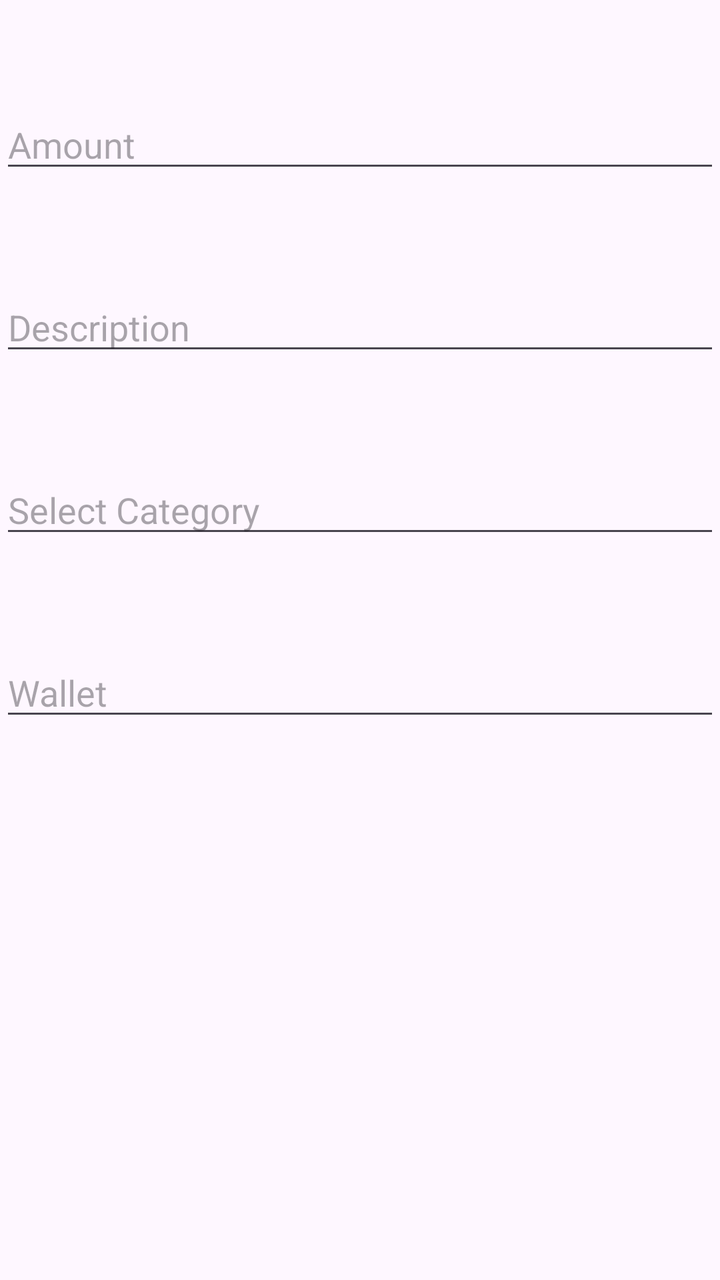
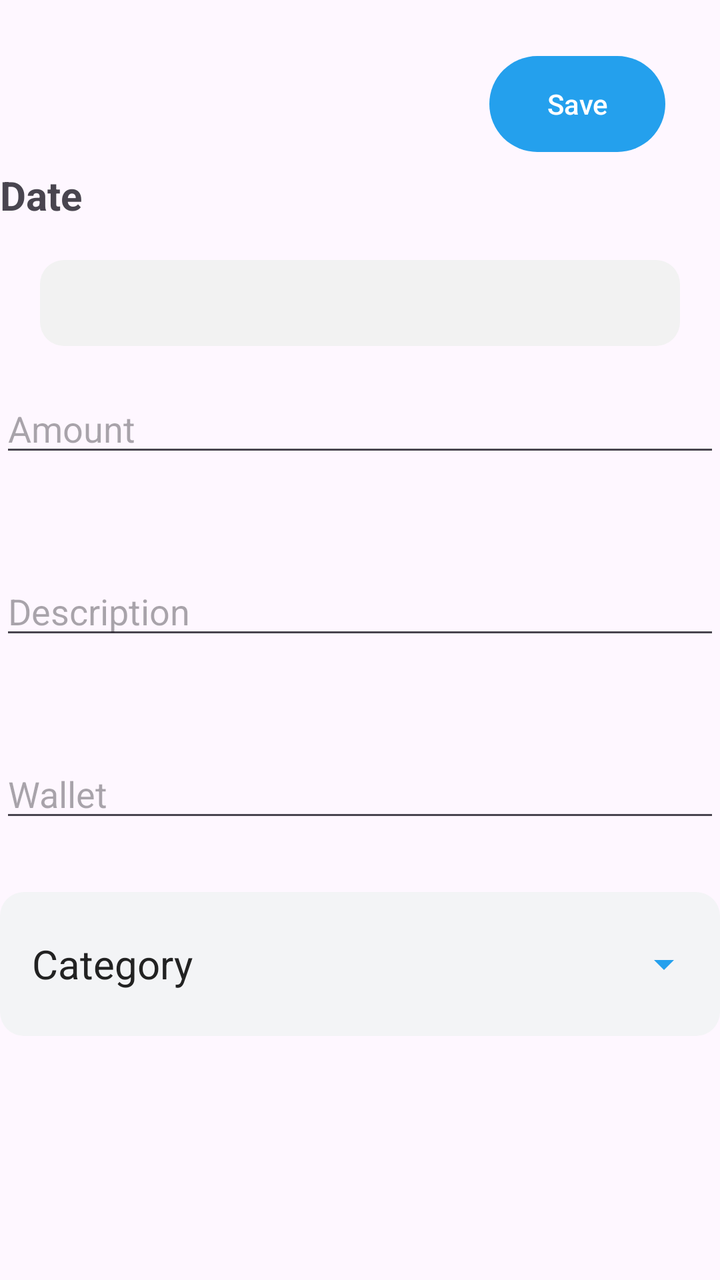

Before-and-after screenshots of an Android layout around one commit, followed by the original layout XML and the change that was made.
<!-- AndroidManifest.xml: application theme Theme.ExpenseManager -->
<!-- res/layout/fragment_expense.xml -->
<?xml version="1.0" encoding="utf-8"?>
<androidx.constraintlayout.widget.ConstraintLayout xmlns:android="http://schemas.android.com/apk/res/android"
    xmlns:tools="http://schemas.android.com/tools"
    android:layout_width="match_parent"
    android:layout_height="match_parent"
    xmlns:app="http://schemas.android.com/apk/res-auto"
    tools:context=".ExpenseFragment">

    <EditText
        android:layout_marginTop="50dp"
        android:id="@+id/AmountIncome"
        android:layout_width="match_parent"
        android:layout_height="wrap_content"
        android:hint="Amount"
        app:layout_constraintTop_toTopOf="parent"
        app:layout_constraintEnd_toEndOf="parent"
        app:layout_constraintStart_toStartOf="parent"
        app:layout_constraintHorizontal_bias="0.1"/>

    <EditText
        android:layout_marginTop="50dp"
        android:id="@+id/DescriptionIncome"
        android:layout_width="match_parent"
        android:layout_height="wrap_content"
        android:hint="Description"
        app:layout_constraintTop_toBottomOf="@+id/AmountIncome"
        app:layout_constraintEnd_toEndOf="parent"
        app:layout_constraintStart_toStartOf="parent"
        app:layout_constraintHorizontal_bias="0.1"/>

    <EditText
        android:layout_marginTop="50dp"
        android:id="@+id/SelectCategoryIncome"
        android:layout_width="match_parent"
        android:layout_height="wrap_content"
        android:hint="Select Category"
        app:layout_constraintTop_toBottomOf="@+id/DescriptionIncome"
        app:layout_constraintEnd_toEndOf="parent"
        app:layout_constraintStart_toStartOf="parent"
        app:layout_constraintHorizontal_bias="0.1"/>

    <EditText
        android:layout_marginTop="50dp"
        android:id="@+id/WalletIncome"
        android:layout_width="match_parent"
        android:layout_height="wrap_content"
        android:hint="Wallet"
        app:layout_constraintTop_toBottomOf="@+id/SelectCategoryIncome"
        app:layout_constraintEnd_toEndOf="parent"
        app:layout_constraintStart_toStartOf="parent"
        app:layout_constraintHorizontal_bias="0.1"/>


</androidx.constraintlayout.widget.ConstraintLayout>
<!-- resources referenced by this layout -->
<resources>
  <style name="Theme.ExpenseManager" parent="Theme.Material3.DayNight.NoActionBar">
          
          <item name="colorPrimary">@color/purple_500</item>
          <item name="colorPrimaryVariant">@color/purple_700</item>
          <item name="colorOnPrimary">@color/white</item>
          
          <item name="colorSecondary">@color/teal_200</item>
          <item name="colorSecondaryVariant">@color/teal_700</item>
          <item name="colorOnSecondary">@color/black</item>
          
          <item name="android:statusBarColor">?attr/colorPrimaryVariant</item>
          
      </style>
  <color name="purple_500">#FF6200EE</color>
  <color name="purple_700">#FF3700B3</color>
  <color name="white">#FFFFFFFF</color>
  <color name="teal_200">#FF03DAC5</color>
  <color name="teal_700">#FF018786</color>
  <color name="black">#FF000000</color>
</resources>

<!-- the commit's change to res/layout/fragment_expense.xml (unified diff, before → after) -->
@@ -6,16 +6,60 @@
     xmlns:app="http://schemas.android.com/apk/res-auto"
     tools:context=".ExpenseFragment">
 
+    <androidx.appcompat.widget.AppCompatButton
+        android:id="@+id/saveButton"
+        android:layout_width="wrap_content"
+        android:layout_height="wrap_content"
+        android:layout_marginTop="20dp"
+        app:layout_constraintBottom_toTopOf="@+id/labelDate"
+        app:layout_constraintEnd_toEndOf="parent"
+        app:layout_constraintHorizontal_bias="0.9"
+        app:layout_constraintStart_toStartOf="parent"
+        app:layout_constraintTop_toTopOf="parent"
+        android:text="Save"
+        android:textColor="@color/white"
+        android:textAllCaps="false"
+        android:backgroundTint="@color/light_blue"
+        android:background="@drawable/button_border"
+        />
+
+    <TextView
+        android:id="@+id/labelDate"
+        android:layout_width="wrap_content"
+        android:layout_height="wrap_content"
+        android:layout_marginTop="84dp"
+        android:text="Date"
+        android:textSize="20dp"
+        android:textStyle="bold"
+        app:layout_constraintStart_toStartOf="parent"
+        app:layout_constraintTop_toTopOf="parent" />
+
+    <TextView
+        android:id="@+id/tvSelectedDate"
+        android:layout_width="match_parent"
+        android:layout_height="wrap_content"
+        android:padding="12dp"
+        android:background="@drawable/edittext_background"
+        android:layout_marginStart="20dp"
+        android:layout_marginEnd="20dp"
+        android:clickable="true"
+        android:focusable="true"
+        app:layout_constraintTop_toBottomOf="@id/labelDate"
+        app:layout_constraintStart_toStartOf="parent"
+        app:layout_constraintEnd_toEndOf="parent"
+        app:layout_constraintBottom_toTopOf="@+id/AmountIncome"/>
+
+
     <EditText
-        android:layout_marginTop="50dp"
         android:id="@+id/AmountIncome"
         android:layout_width="match_parent"
         android:layout_height="wrap_content"
+        android:layout_marginTop="192dp"
         android:hint="Amount"
-        app:layout_constraintTop_toTopOf="parent"
         app:layout_constraintEnd_toEndOf="parent"
+        app:layout_constraintHorizontal_bias="0.0"
         app:layout_constraintStart_toStartOf="parent"
-        app:layout_constraintHorizontal_bias="0.1"/>
+        app:layout_constraintTop_toTopOf="parent" />
 
     <EditText
         android:layout_marginTop="50dp"
@@ -28,16 +72,6 @@
         app:layout_constraintStart_toStartOf="parent"
         app:layout_constraintHorizontal_bias="0.1"/>
 
-    <EditText
-        android:layout_marginTop="50dp"
-        android:id="@+id/SelectCategoryIncome"
-        android:layout_width="match_parent"
-        android:layout_height="wrap_content"
-        android:hint="Select Category"
-        app:layout_constraintTop_toBottomOf="@+id/DescriptionIncome"
-        app:layout_constraintEnd_toEndOf="parent"
-        app:layout_constraintStart_toStartOf="parent"
-        app:layout_constraintHorizontal_bias="0.1"/>
 
     <EditText
         android:layout_marginTop="50dp"
@@ -45,10 +79,41 @@
         android:layout_width="match_parent"
         android:layout_height="wrap_content"
         android:hint="Wallet"
-        app:layout_constraintTop_toBottomOf="@+id/SelectCategoryIncome"
+        app:layout_constraintTop_toBottomOf="@+id/DescriptionIncome"
         app:layout_constraintEnd_toEndOf="parent"
         app:layout_constraintStart_toStartOf="parent"
         app:layout_constraintHorizontal_bias="0.1"/>
 
+    <LinearLayout
+        android:id="@+id/categoryContainerExpense"
+        android:layout_width="match_parent"
+        android:layout_height="72dp"
+        android:background="@drawable/bg_input"
+        android:clickable="true"
+        android:focusable="true"
+        android:gravity="center_vertical"
+        android:orientation="horizontal"
+        android:paddingHorizontal="16dp"
+        app:layout_constraintTop_toBottomOf="@id/WalletIncome"
+        app:layout_constraintEnd_toEndOf="parent"
+        app:layout_constraintStart_toStartOf="parent"
+        android:layout_marginTop="30dp">
+
+        <TextView
+            android:id="@+id/categoryText"
+            android:layout_width="0dp"
+            android:layout_height="wrap_content"
+            android:layout_weight="1"
+            android:text="Category"
+            android:textColor="#222222"
+            android:textSize="20sp" />
+
+        <ImageView
+            android:layout_width="24dp"
+            android:layout_height="24dp"
+            android:src="@drawable/drop_downsvg" />
+
+    </LinearLayout>
+
 
 </androidx.constraintlayout.widget.ConstraintLayout>
<!-- resource entries referenced after the edit -->
@@ -1,5 +1,6 @@
 <!-- resources referenced by this layout -->
 <resources>
+  <color name="light_blue">#24A0ED</color>
   <style name="Theme.ExpenseManager" parent="Theme.Material3.DayNight.NoActionBar">
           
           <item name="colorPrimary">@color/purple_500</item>
@@ -16,6 +17,44 @@
   <color name="purple_500">#FF6200EE</color>
   <color name="purple_700">#FF3700B3</color>
   <color name="white">#FFFFFFFF</color>
+  <!-- drawable bg_input (drawable) -->
+  <?xml version="1.0" encoding="utf-8"?>
+  <shape xmlns:android="http://schemas.android.com/apk/res/android"
+      android:shape="rectangle">
+  
+      <solid android:color="#F3F4F6" />
+  
+      <corners android:radius="12dp" />
+  
+  </shape>
+  <!-- drawable button_border (drawable) -->
+  <?xml version="1.0" encoding="utf-8"?>
+  <shape
+      xmlns:android="http://schemas.android.com/apk/res/android">
+       <corners
+           android:radius="30dp"
+           />
+  
+  </shape>
+  <!-- drawable drop_downsvg (drawable) -->
+  <vector xmlns:android="http://schemas.android.com/apk/res/android"
+      android:width="24dp"
+      android:height="24dp"
+      android:viewportWidth="960"
+      android:viewportHeight="960">
+    <path
+        android:pathData="M480,600 L280,400h400L480,600Z"
+        android:fillColor="#24A0ED"/>
+  </vector>
+  <!-- drawable edittext_background (drawable) -->
+  <?xml version="1.0" encoding="utf-8"?>
+  <shape xmlns:android="http://schemas.android.com/apk/res/android">
+  
+      <solid android:color="#F2F2F2"/>
+  
+      <corners android:radius="12dp"/>
+  
+  </shape>
   <color name="teal_200">#FF03DAC5</color>
   <color name="teal_700">#FF018786</color>
   <color name="black">#FF000000</color>
